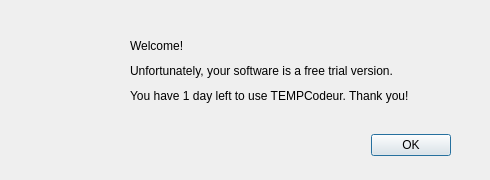
zvsuarez/sonde, file ui/introex1_window.ui: the form before one commit.
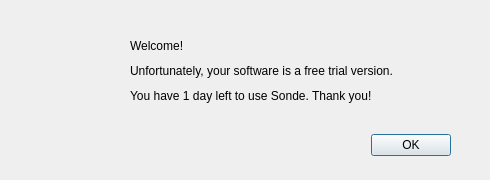
The form after the commit. Icons and pictures are not drawn.

```diff
--- a/ui/introex1_window.ui
+++ b/ui/introex1_window.ui
@@ -83,7 +83,7 @@
     </font>
    </property>
    <property name="text">
-    <string>You have 1 day left to use TEMPCodeur. Thank you!</string>
+    <string>You have 1 day left to use Sonde. Thank you!</string>
    </property>
   </widget>
   <widget class="QLabel" name="label_4">
```
Left out of the diff: 4 changed lines with no effect on the pictures.
